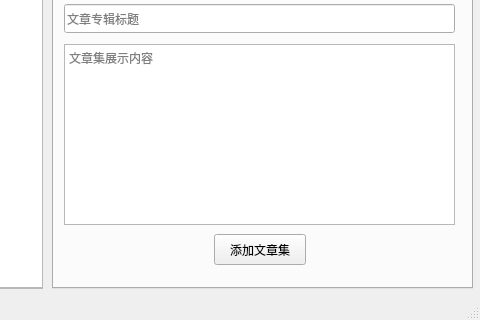
Before: the Qt Designer form smileyikblogtool.ui in SmileYik/SmileYikBlog, drawn with Qt 5; both pictures show x 338 to 818 and y 105 to 425 of the 818 by 425 pixel window.
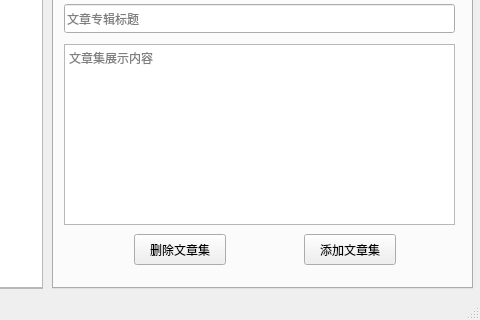
After: the same form once the commit is applied. The open tabs and pages were chosen to show the change.

```diff
--- a/smileyikblogtool.ui
+++ b/smileyikblogtool.ui
@@ -306,7 +306,7 @@
      <widget class="QPushButton" name="albumAddButon">
       <property name="geometry">
        <rect>
-        <x>160</x>
+        <x>250</x>
         <y>280</y>
         <width>92</width>
         <height>31</height>
@@ -329,6 +329,19 @@
        <string>文章集展示内容</string>
       </property>
      </widget>
+     <widget class="QPushButton" name="albumDeleteButon">
+      <property name="geometry">
+       <rect>
+        <x>80</x>
+        <y>280</y>
+        <width>92</width>
+        <height>31</height>
+       </rect>
+      </property>
+      <property name="text">
+       <string>删除文章集</string>
+      </property>
+     </widget>
     </widget>
     <widget class="QWidget" name="tab_3">
      <attribute name="title">
```
